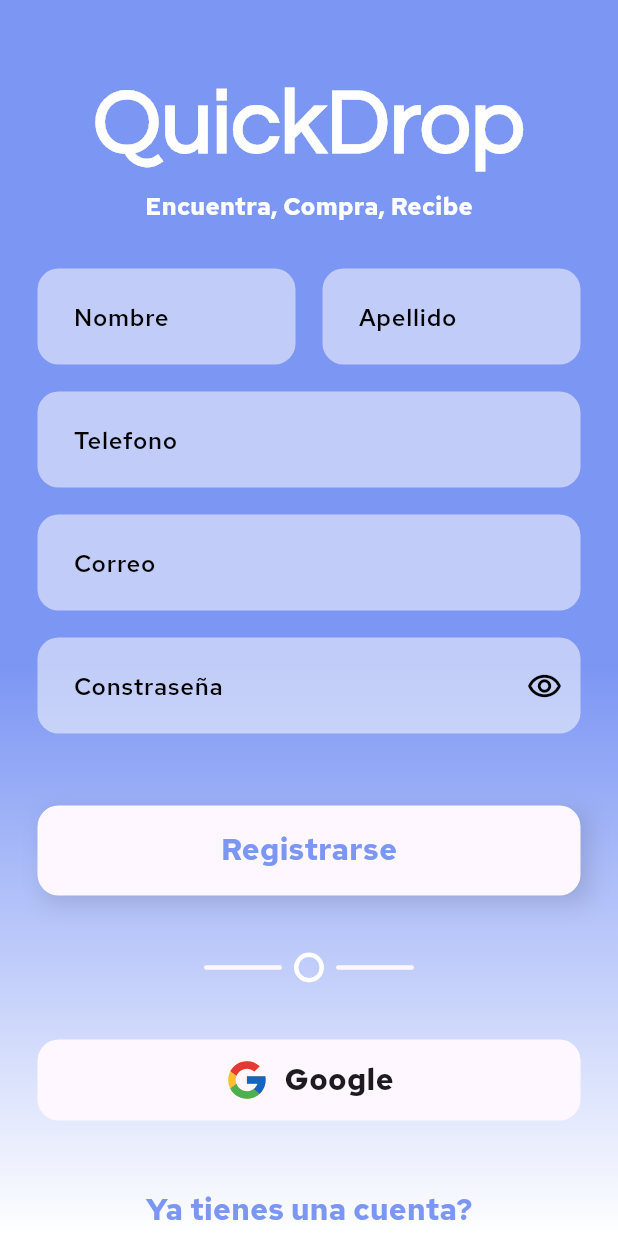
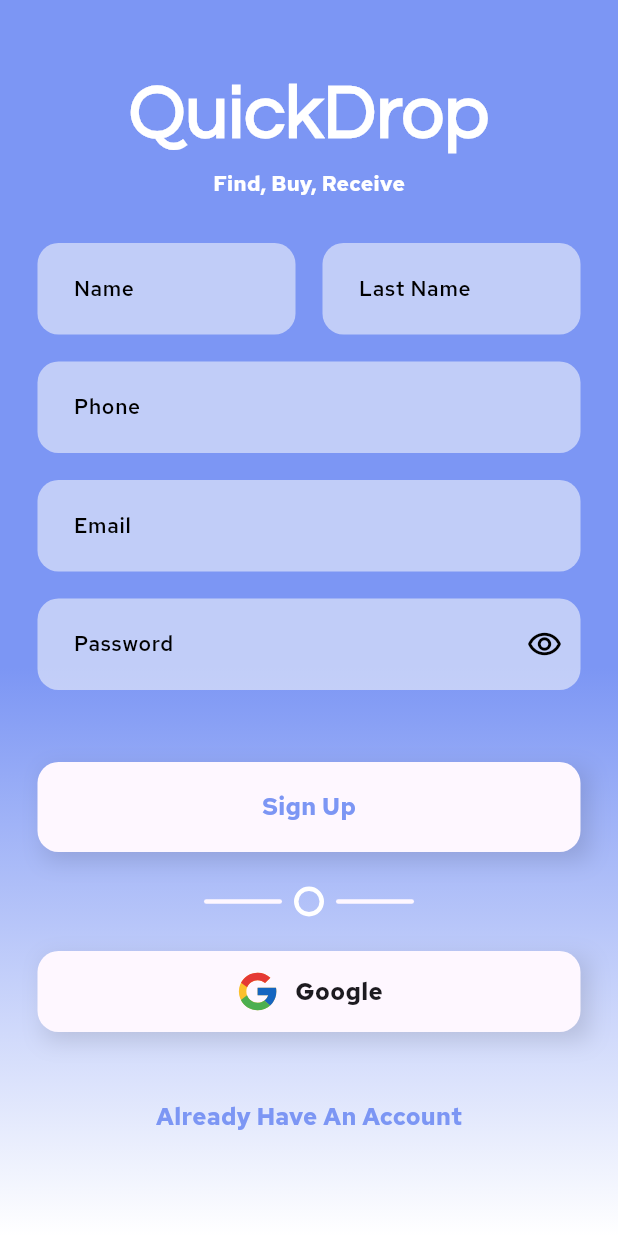
Before and after one commit to 4CROS2/quickdrop, a Flutter app: the SignUp screen opened directly, on a phone screen of 412 x 824 dp. Run offline on Flutter 3.47's test engine with Material 3 defaults, Android fonts, the phone set to English and light mode, and no system bars; our stand-ins replace cloud_firestore, equatable, firebase_auth, firebase_core, flutter_bloc, flutter_svg and 1 more; missing offline and left inert: flow_builder; accounts and stored records are empty; generated files the repository leaves out were written again.

Commit message:
update code

```diff
--- /dev/null
+++ b/lib/l10n/app_en.arb
@@ -0,0 +1,47 @@
+{
+    "@@locale": "en",
+    "slogan": "find, buy, receive",
+    "@slogan": {
+        "description": "App slogan."
+    },
+    "emailLabel": "email",
+    "@emailLabel": {
+        "description": "Label for the email field."
+    },
+    "passwordLabel": "password",
+    "@passwordLabel": {
+        "description": "Label for the password field."
+    },
+    "passwordRecovery": "forgot your password?",
+    "@passwordRecovery": {
+        "description": "Label for the password recovery option."
+    },
+    "nameLabel": "name",
+    "@nameLabel": {
+        "description": "Label for the name field."
+    },
+    "lastNameLabel": "last name",
+    "@lastNameLabel": {
+        "description": "Label for the last name field."
+    },
+    "phoneLabel": "phone",
+    "@phoneLabel": {
+        "description": "Label for the phone field."
+    },
+    "loginButton": "log in",
+    "@loginButton": {
+        "description": "Label for the log in button."
+    },
+    "signInButton": "sign up",
+    "@signInButton": {
+        "description": "Label for the sign-up button."
+    },
+    "newUser": "dont have an account?",
+    "@newUser": {
+        "description": "Label to ask if the user doesn't have an account."
+    },
+    "haveAccount": "already have an account",
+    "@haveAccount": {
+        "description": "Label to ask if the user already has an account."
+    }
+}
--- /dev/null
+++ b/lib/l10n/app_it.arb
@@ -0,0 +1,47 @@
+{
+    "@@locale": "it",
+    "slogan": "trova, compra, ricevi",
+    "@slogan": {
+        "description": "Slogan dell'app."
+    },
+    "emailLabel": "email",
+    "@emailLabel": {
+        "description": "Etichetta per il campo email."
+    },
+    "passwordLabel": "password",
+    "@passwordLabel": {
+        "description": "Etichetta per il campo password."
+    },
+    "passwordRecovery": "hai dimenticato la password?",
+    "@passwordRecovery": {
+        "description": "Etichetta per l'opzione di recupero password."
+    },
+    "nameLabel": "nome",
+    "@nameLabel": {
+        "description": "Etichetta per il campo nome."
+    },
+    "lastNameLabel": "cognome",
+    "@lastNameLabel": {
+        "description": "Etichetta per il campo cognome."
+    },
+    "phoneLabel": "telefono",
+    "@phoneLabel": {
+        "description": "Etichetta per il campo telefono."
+    },
+    "loginButton": "accedi",
+    "@loginButton": {
+        "description": "Etichetta per il pulsante di accesso."
+    },
+    "signInButton": "registrati",
+    "@signInButton": {
+        "description": "Etichetta per il pulsante di registrazione."
+    },
+    "newUser": "non hai un account?",
+    "@newUser": {
+        "description": "Etichetta per chiedere se l'utente non ha un account."
+    },
+    "haveAccount": "hai già un account",
+    "@haveAccount": {
+        "description": "Etichetta per chiedere se l'utente ha già un account."
+    }
+}
--- a/lib/src/core/constants/constants.dart
+++ b/lib/src/core/constants/constants.dart
@@ -10,7 +10,11 @@ class Constants {
   );
 
   static TextStyle inputsTextStyle = const TextStyle(
-      color: Colors.black, fontWeight: FontWeight.w600, fontFamily: 'RedHat');
+    color: Colors.black,
+    fontWeight: FontWeight.w600,
+    fontFamily: 'RedHat',
+    fontSize: 14,
+  );
 
   static Color primaryColor = const Color(
     0xFF7C96F4,
--- a/lib/src/prensentation/login/widgets/auth_btn.dart
+++ b/lib/src/prensentation/login/widgets/auth_btn.dart
@@ -55,11 +55,12 @@ class AuthBtn extends StatelessWidget {
                           color: Constants.primaryColor,
                           fontFamily: 'RedHat',
                           fontWeight: FontWeight.bold,
-                        fontSize: 20,
+                          fontSize: 16,
                         ),
                       ),
                   },
-              )),
+                ),
+              ),
             ),
           ),
         ),
--- a/lib/src/prensentation/login/widgets/other_login_btn.dart
+++ b/lib/src/prensentation/login/widgets/other_login_btn.dart
@@ -17,7 +17,17 @@ class OtherLoginBtn extends StatelessWidget {
 
   @override
   Widget build(BuildContext context) {
-    return Material(
+    return DecoratedBox(
+      decoration: BoxDecoration(
+        boxShadow: <BoxShadow>[
+          BoxShadow(
+            color: Colors.black.withOpacity(.12),
+            blurRadius: 12.1,
+            offset: const Offset(5, 5),
+          )
+        ],
+      ),
+      child: Material(
         borderRadius: Constants.mainBorderRadius,
         clipBehavior: Clip.hardEdge,
         child: InkWell(
@@ -42,13 +52,14 @@ class OtherLoginBtn extends StatelessWidget {
                   style: const TextStyle(
                     fontFamily: 'Redhat',
                     fontWeight: FontWeight.w800,
-                  fontSize: 20,
+                    fontSize: 16,
                   ),
                 ),
               ],
             ),
           ),
         ),
+      ),
     );
   }
 }
--- a/lib/src/prensentation/login/widgets/title.dart
+++ b/lib/src/prensentation/login/widgets/title.dart
@@ -1,35 +1,38 @@
 import 'package:flutter/material.dart';
+import 'package:flutter_gen/gen_l10n/app_localizations.dart';
+import 'package:quickdrop/src/core/extensions/capitalize.dart';
 
 class AuthTitle extends StatelessWidget {
   const AuthTitle({super.key});
 
   @override
   Widget build(BuildContext context) {
-    return const Hero(
+    return Hero(
       tag: 'title',
       child: Material(
         color: Colors.transparent,
         child: Padding(
-          padding: EdgeInsets.only(top: 40),
+          padding: const EdgeInsets.only(top: 40),
           child: Column(
             mainAxisSize: MainAxisSize.max,
             children: <Widget>[
-              Text(
+              const Text(
                 'QuickDrop',
                 style: TextStyle(
                   color: Colors.white,
                   fontFamily: 'Questrial',
-                  fontSize: 60,
+                  fontSize: 50,
                   fontWeight: FontWeight.w600,
                 ),
               ),
               Text(
-                'Encuentra, Compra, Recibe',
-                style: TextStyle(
-                    color: Colors.white,
-                    fontFamily: 'Redhat',
-                    fontSize: 16,
-                    fontWeight: FontWeight.w800),
+                AppLocalizations.of(context)!.slogan.capitalize(),
+                style: const TextStyle(
+                  color: Colors.white,
+                  fontFamily: 'Redhat',
+                  fontSize: 14,
+                  fontWeight: FontWeight.w800,
+                ),
               )
             ],
           ),
--- a/lib/src/prensentation/signup/signup.dart
+++ b/lib/src/prensentation/signup/signup.dart
@@ -11,6 +11,7 @@ import 'package:quickdrop/src/prensentation/login/widgets/divider.dart';
 import 'package:quickdrop/src/prensentation/login/widgets/inputs.dart';
 import 'package:quickdrop/src/prensentation/login/widgets/other_login_btn.dart';
 import 'package:quickdrop/src/prensentation/login/widgets/title.dart';
+import 'package:flutter_gen/gen_l10n/app_localizations.dart';
 import 'package:quickdrop/src/prensentation/signup/cubit/signup_cubit.dart';
 
 class SignUp extends StatefulWidget {
@@ -92,7 +93,9 @@ class _SignUpState extends State<SignUp> {
                             child: AuthInput(
                               controller: _nameController,
                               isEnabled: state is! SignupLoading,
-                              label: 'Nombre',
+                              label: AppLocalizations.of(context)!
+                                  .nameLabel
+                                  .capitalize(),
                               bottomPadding: spacing,
                             ),
                           ),
@@ -103,7 +106,9 @@ class _SignUpState extends State<SignUp> {
                             child: AuthInput(
                               controller: _lastNameController,
                               isEnabled: state is! SignupLoading,
-                              label: 'Apellido',
+                              label: AppLocalizations.of(context)!
+                                  .lastNameLabel
+                                  .capitalize(),
                               bottomPadding: spacing,
                             ),
                           )
@@ -113,20 +118,24 @@ class _SignUpState extends State<SignUp> {
                     AuthInput(
                       controller: _phoneController,
                       isEnabled: state is! SignupLoading,
-                      label: 'Telefono',
+                      label:
+                          AppLocalizations.of(context)!.phoneLabel.capitalize(),
                       bottomPadding: spacing,
                     ),
                     AuthInput(
                       controller: _emailController,
                       isEnabled: state is! SignupLoading,
-                      label: 'Correo',
+                      label:
+                          AppLocalizations.of(context)!.emailLabel.capitalize(),
                       bottomPadding: spacing,
                     ),
                     AuthInput(
                       controller: _passwordController,
                       isEnabled: state is! SignupLoading,
                       isObscure: true,
-                      label: 'Constraseña',
+                      label: AppLocalizations.of(context)!
+                          .passwordLabel
+                          .capitalize(),
                       bottomPadding: spacing,
                     ),
                     Padding(
@@ -144,13 +153,13 @@ class _SignUpState extends State<SignUp> {
                           }
                         },
                         disabled: state is SignupLoading,
-                        label: 'registrarse',
+                        label: AppLocalizations.of(context)!.signInButton,
                       ),
                     ),
                     Column(
                       children: <Widget>[
                         const Padding(
-                          padding: EdgeInsets.symmetric(vertical: 30.0),
+                          padding: EdgeInsets.symmetric(vertical: 15.0),
                           child: AuthDivider(),
                         ),
                         Row(
@@ -191,11 +200,13 @@ class _SignUpState extends State<SignUp> {
                               child: Padding(
                                 padding: const EdgeInsets.all(10),
                                 child: Text(
-                                  'Ya tienes una cuenta?',
+                                  AppLocalizations.of(context)!
+                                      .haveAccount
+                                      .capitalize(),
                                   style: TextStyle(
                                     fontFamily: 'RedHat',
                                     color: Constants.primaryColor,
-                                    fontSize: 20,
+                                    fontSize: 16,
                                     fontWeight: FontWeight.bold,
                                   ),
                                 ),
--- a/pubspec.yaml
+++ b/pubspec.yaml
@@ -9,6 +9,8 @@ environment:
 
 dependencies:
   flutter:
+    sdk: flutter
+  flutter_localizations:
     sdk: flutter
   cupertino_icons: ^1.0.6
   firebase_core: ^3.1.0
@@ -28,6 +30,7 @@ dev_dependencies:
   flutter_lints: ^4.0.0
   dart_code_metrics: null
 flutter:
+  generate: true
   uses-material-design: true
   assets:
     - assets/images/svg/
```
Also changed, not shown: lib/l10n/app_de.arb (added, +47 -0 lines), lib/l10n/app_es.arb (added, +48 -0 lines), lib/l10n/app_fr.arb (added, +47 -0 lines), lib/l10n/app_pt.arb (added, +47 -0 lines), lib/src/prensentation/app/app.dart (+12 -0 lines), lib/src/prensentation/login/login.dart (+17 -8 lines), pubspec.lock. Lines whose indentation alone changed are shown as unchanged.
